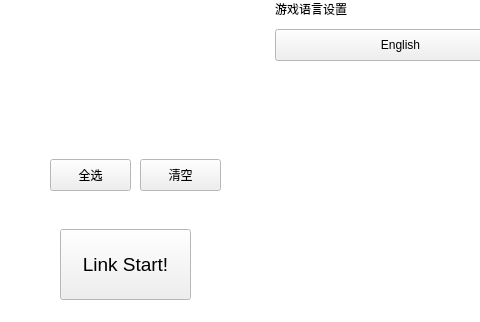
Old version of the form main_windows.ui in the repository KIYI671/AhabAssistantLimbusCompany; both pictures show x 0 to 480 and y 311 to 633 of the 800 by 633 pixel window.
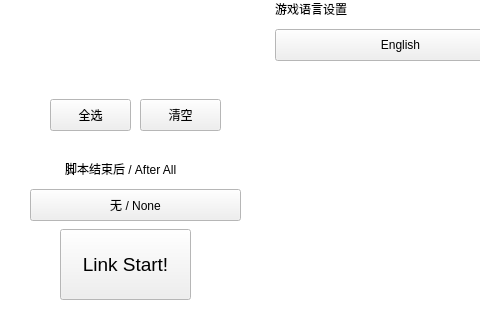
New version of the form. Icons and pictures are not drawn. Custom widgets are drawn as their Qt base class.

Commit message:
添加脚本结束后操作选项
- 实现了脚本结束后执行对应操作的功能，包括睡眠、休眠、关机、退出游戏等
- 优化了团队编队界面的 OCR 识别逻辑
- 补完中文事件选择逻辑
- 修复了一些自动化脚本中的小问题

```diff
--- a/main_windows.ui
+++ b/main_windows.ui
@@ -125,7 +125,7 @@
         <x>30</x>
         <y>10</y>
         <width>210</width>
-        <height>471</height>
+        <height>411</height>
        </rect>
       </property>
       <widget class="CheckBox" name="buy_enkephalin">
@@ -197,7 +197,7 @@
        <property name="geometry">
         <rect>
          <x>20</x>
-         <y>420</y>
+         <y>360</y>
          <width>81</width>
          <height>32</height>
         </rect>
@@ -210,7 +210,7 @@
        <property name="geometry">
         <rect>
          <x>110</x>
-         <y>420</y>
+         <y>360</y>
          <width>81</width>
          <height>32</height>
         </rect>
@@ -1230,6 +1230,32 @@
        </widget>
       </widget>
      </widget>
+     <widget class="ComboBox" name="after_completion">
+      <property name="geometry">
+       <rect>
+        <x>30</x>
+        <y>460</y>
+        <width>211</width>
+        <height>32</height>
+       </rect>
+      </property>
+      <property name="text">
+       <string>无 / None</string>
+      </property>
+     </widget>
+     <widget class="BodyLabel" name="after_all">
+      <property name="geometry">
+       <rect>
+        <x>65</x>
+        <y>430</y>
+        <width>141</width>
+        <height>20</height>
+       </rect>
+      </property>
+      <property name="text">
+       <string>脚本结束后 / After All</string>
+      </property>
+     </widget>
     </widget>
     <widget class="QWidget" name="instructions">
      <widget class="TextEdit" name="instructions_text">
```
The commit also changes 13 other files.
